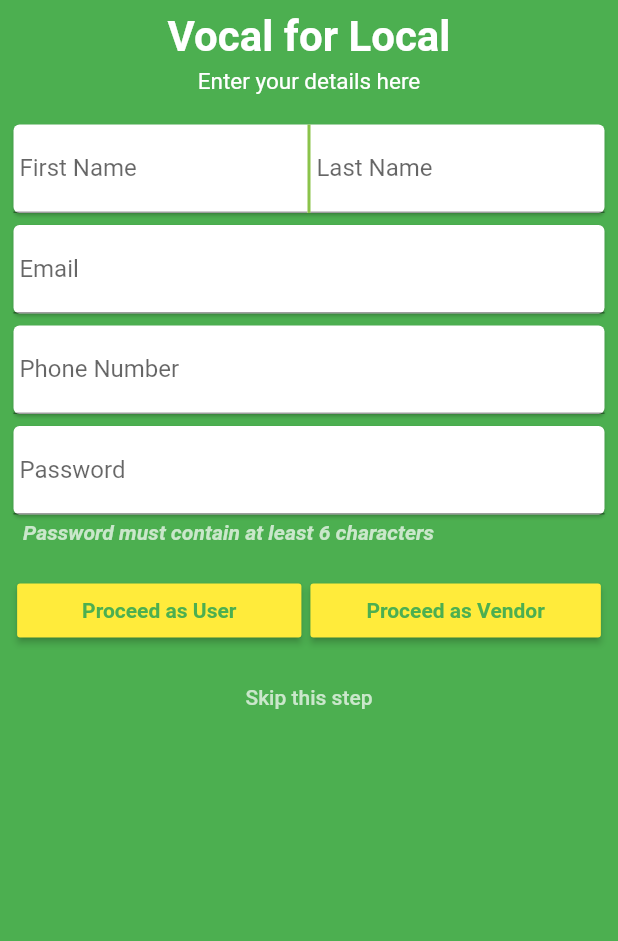
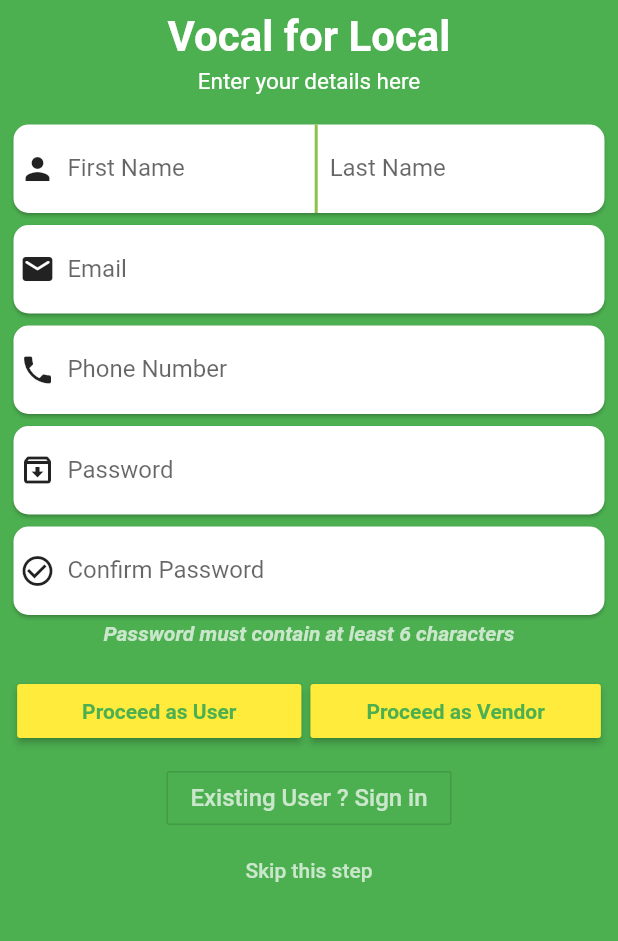
Before and after one commit to pktintali/pre_project, a Flutter app: the SignUp screen opened by its route, on a phone screen of 412 x 824 dp, the part 270-1211 px from its top. Run offline on Flutter 3.47's test engine with Material 2 defaults, Android fonts, the light colour scheme and no system bars; our stand-ins replace convex_bottom_bar, flutter_rating_bar, flutter_svg, google_maps_flutter, location, material_floating_search_bar.

Commit message:
Formatted pages

```diff
--- a/lib/mainHomePage.dart
+++ b/lib/mainHomePage.dart
@@ -4,6 +4,7 @@ import 'package:pre_project/myDrawer.dart';
 import 'package:convex_bottom_bar/convex_bottom_bar.dart';
 import 'package:pre_project/sarthak/user_profile.dart';
 import 'package:pre_project/vartul/explore/explore.dart';
+ import 'package:pre_project/vartul/explore/explore.dart';
 import 'ankan/categoryPage.dart';
 
 class MainHomePage extends StatefulWidget {
--- a/lib/sarthak/singup.dart
+++ b/lib/sarthak/singup.dart
@@ -1,3 +1,4 @@
+import 'package:flutter/cupertino.dart';
 import 'package:flutter/material.dart';
 
 class SignUp extends StatelessWidget {
@@ -10,7 +11,7 @@ class SignUp extends StatelessWidget {
         child: Container(
           color: Colors.green,
           width: mdq.size.width,
-          height: mdq.size.height,
+          height: mdq.size.height*1.3,
           alignment: Alignment.topCenter,
           //margin: EdgeInsets.all(8.0),
           child: Padding(
@@ -46,69 +47,147 @@ class SignUp extends StatelessWidget {
                 ),
                 Padding(padding: EdgeInsets.all(8.0)),
                 Card(
+                  shape: RoundedRectangleBorder(
+                    borderRadius: BorderRadius.circular(10),
+                  ),
                   child: Row(children: [
-                    Flexible(
+                    Padding(padding: EdgeInsets.symmetric(horizontal: 2.0,),),
+                    Icon(Icons.person),
+                    Padding(padding: EdgeInsets.symmetric(horizontal: 2.0,),),
+                    Container(
+                      width: MediaQuery.of(context).size.width*0.4,
+                      //child: Flexible(
                         child: TextField(
                           decoration: InputDecoration(
+                            border: InputBorder.none,
                             labelText: ' First Name',
                             hintText: ' First Name',
                           ),
                         ),
                       ),
+                    Padding(padding: EdgeInsets.symmetric(horizontal: 2.0,),),
+                    // ),
                     Container(
                       width: 2.0,
                       height: 59.0,
                       color: Colors.lightGreen,
                     ),
-                    Flexible(
+                    Padding(padding: EdgeInsets.symmetric(horizontal: 2.0,),),
+                    Container(
+                      width: MediaQuery.of(context).size.width*0.42,
                         child: TextField(
                           decoration: InputDecoration(
+                            border: InputBorder.none,
                             labelText: ' Last Name',
                             hintText: ' Last Name',
                           ),
                         ),
                       ),
+                    //),
                   ]),
                 ),
-                Padding(padding: EdgeInsets.symmetric(horizontal: 4.0)),
+                // // Padding(padding: EdgeInsets.symmetric(horizontal: 4.0)),
                 Card(
-                  child: TextField(
+                  shape: RoundedRectangleBorder(
+                    borderRadius: BorderRadius.circular(10),
+                  ),
+                  child: Row(
+                    children: [
+                      Padding(padding: EdgeInsets.symmetric(horizontal: 2.0,),),
+                      Icon(Icons.email_rounded),
+                      Padding(padding: EdgeInsets.symmetric(horizontal: 2.0,),),
+                      Flexible(
+                        child:TextField(
                         decoration: InputDecoration(
+                          border: InputBorder.none,
                           labelText: ' Email',
                           hintText: ' Email',
                         ),
+                      ),)
+                    ],
                   ),
                 ),
                 Padding(padding: EdgeInsets.symmetric(horizontal: 3.0)),
                 Card(
+                  shape: RoundedRectangleBorder(
+                    borderRadius: BorderRadius.circular(10),
+                  ),
+                  child: Row(
+                    children: [
+                      Padding(padding: EdgeInsets.symmetric(horizontal: 2.0,),),
+                      Icon(Icons.phone),
+                      Padding(padding: EdgeInsets.symmetric(horizontal: 2.0,),),
+                      Flexible(
                         child: TextField(
                           decoration: InputDecoration(
                             labelText: ' Phone Number',
                             hintText: ' Phone Number',
+                            border: InputBorder.none,
                           ),
                         ),
                       ),
-                Padding(padding: EdgeInsets.symmetric(horizontal: 3.0)),
+                    ],
+                  ),
+                ),
+                // Padding(padding: EdgeInsets.symmetric(horizontal: 3.0)),
                 Column(
                   crossAxisAlignment: CrossAxisAlignment.start,
                   children: [
                     Card(
+                      shape: RoundedRectangleBorder(
+                        borderRadius: BorderRadius.circular(10),
+                      ),
+                      child: Row(
+                        children: [
+                          Padding(padding: EdgeInsets.symmetric(horizontal: 2.0,),),
+                          Icon(Icons.archive_outlined),
+                          Padding(padding: EdgeInsets.symmetric(horizontal: 2.0,),),
+                          Flexible(
                             child: TextField(
                               obscureText: true,
                               decoration: InputDecoration(
                                 labelText: ' Password',
                                 hintText: ' Password',
+                                border: InputBorder.none,
                               ),
                             ),
                           ),
+                        ],
+                      ),
+                    ),
+
+                    //Padding(padding: EdgeInsets.symmetric(vertical: 3.0,),),
+                    Card(
+                      shape: RoundedRectangleBorder(
+                        borderRadius: BorderRadius.circular(10),
+                      ),
+                      child: Row(
+                        children: [
+                          Padding(padding: EdgeInsets.symmetric(horizontal: 2.0,),),
+                          Icon(Icons.check_circle_outline),
+                          Padding(padding: EdgeInsets.symmetric(horizontal: 2.0,),),
+                          Flexible(
+                            child: TextField(
+                              obscureText: true,
+                              decoration: InputDecoration(
+                                labelText: ' Confirm Password',
+                                hintText: ' Confirm Password',
+                                border: InputBorder.none,
+                              ),
+                            ),
+                          ),
+                        ],
+                      ),
+                    ),
+                  ],
+                ),
                 Text(
-                      "   Password must contain at least 6 characters",
+                  "Password must contain at least 6 characters",
                   style: TextStyle(
                       color: Colors.white70,
                       fontStyle: FontStyle.italic,
                       fontWeight: FontWeight.bold),
-                    ),
-                  ],
+                  textAlign: TextAlign.center,
                 ),
                 Padding(padding: EdgeInsets.symmetric(horizontal: 10.0,vertical: 8.0)),
                 Padding(
@@ -152,6 +231,15 @@ class SignUp extends StatelessWidget {
                   ),
                 ),
                 Padding(padding: EdgeInsets.all(3.0)),
+                OutlineButton(
+                  onPressed: () {
+                    Navigator.of(context).pop();
+                  },
+                  child: Text(
+                    "Existing User ? Sign in",
+                    style: TextStyle(color: Colors.white70,fontSize: 16),
+                  ),
+                ),
                 FlatButton(
                   onPressed: () {},
                   child: Text(
```
Also changed, not shown: lib/myDrawer.dart (+11 -0 lines), lib/sarthak/addproduct.dart (+15 -17 lines), lib/sarthak/login_page.dart (+54 -35 lines), pubspec.yaml (+4 -10 lines), assets/fonts/Nunito-Bold.ttf (deleted), assets/fonts/Nunito-Regular.ttf (deleted), assets/fonts/Nunito-SemiBold.ttf (deleted), pubspec.lock, 2 other files. Lines whose indentation alone changed are shown as unchanged.
